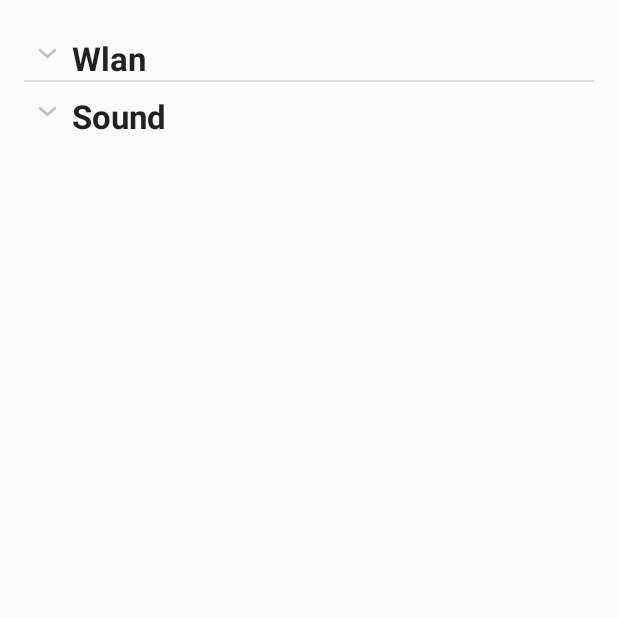
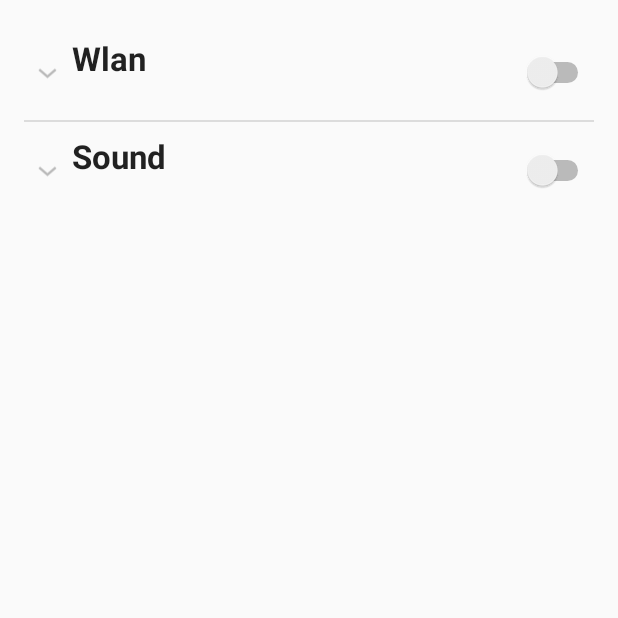
Before and after one commit to ofrendo/MobileAndroid, an Android app: the RuleAction screen opened directly, with no data from a screen before it, on a phone screen of 412 x 824 dp, the top half of it. Run offline under Robolectric (Android 15) with nearby library versions, the phone set to English and light mode, and no system bars.

```diff
--- a/app/src/main/java/org/dhbw/geo/ListView/Group.java
+++ b/app/src/main/java/org/dhbw/geo/ListView/Group.java
@@ -14,6 +14,7 @@ public class Group {
 
     public String string;
     public final List<Child> children = new ArrayList<Child>();
+    public boolean active;
 
 
     public Group(String string) {
@@ -22,6 +23,9 @@ public class Group {
     public void add(Child child){
         children.add(child);
     }
+    public void setActive (boolean active){
+        this.active = active;
+    }
 
 
 
--- a/app/src/main/java/org/dhbw/geo/ListView/MyExpandableListAdapter.java
+++ b/app/src/main/java/org/dhbw/geo/ListView/MyExpandableListAdapter.java
@@ -5,6 +5,7 @@ package org.dhbw.geo.ListView;
  */
 import android.app.Activity;
 import android.util.SparseArray;
+import android.view.Gravity;
 import android.view.LayoutInflater;
 import android.view.View;
 import android.view.View.OnClickListener;
@@ -13,7 +14,10 @@ import android.widget.BaseExpandableListAdapter;
 import android.widget.CheckBox;
 import android.widget.CheckedTextView;
 import android.widget.CompoundButton;
+import android.widget.ExpandableListView;
 import android.widget.LinearLayout;
+import android.widget.RelativeLayout;
+import android.widget.Switch;
 import android.widget.TextView;
 import android.widget.Toast;
 
@@ -89,6 +93,7 @@ public class MyExpandableListAdapter extends BaseExpandableListAdapter {
         return convertView;
     }
 
+
     @Override
     public int getChildrenCount(int groupPosition) {
         return groups.get(groupPosition).children.size();
@@ -120,15 +125,49 @@ public class MyExpandableListAdapter extends BaseExpandableListAdapter {
     }
 
     @Override
-    public View getGroupView(int groupPosition, boolean isExpanded,
-                             View convertView, ViewGroup parent) {
+    public View getGroupView(final int groupPosition, boolean isExpanded,
+                             View convertView, final ViewGroup parent) {
+        //get Group element
+        final Group group = (Group) getGroup(groupPosition);
+
         if (convertView == null) {
+            //inflate/create View
             convertView = inflater.inflate(R.layout.listrow_group, null);
+            RelativeLayout header = (RelativeLayout)convertView.findViewById(R.id.HeaderRow);
+            Switch switchObject = (Switch)convertView.findViewById(R.id.switch1);
+
+            switchObject.setOnCheckedChangeListener(new CompoundButton.OnCheckedChangeListener() {
+                @Override
+                public void onCheckedChanged(CompoundButton buttonView, boolean isChecked) {
+                    group.setActive(isChecked);
+                }
+            });
+
         }
-        Group group = (Group) getGroup(groupPosition);
+       /* Group group = (Group) getGroup(groupPosition);
         ((CheckedTextView) convertView).setText(group.string);
         ((CheckedTextView) convertView).setChecked(isExpanded);
+        return convertView; */
+
+
+        CheckedTextView text = (CheckedTextView)convertView.findViewById(R.id.textView1);
+
+        text.setText(group.string);
+        text.setChecked(isExpanded);
+        //because the header contains an additional clickable object we need to reasign an onclicklistener vor expanding/collapsing
+        text.setOnClickListener(new OnClickListener() {
+            @Override
+            public void onClick(View v) {
+                ExpandableListView list = (ExpandableListView) activity.findViewById(R.id.expandableListView);
+                if (list.isGroupExpanded(groupPosition)) {
+                    list.collapseGroup(groupPosition);
+                } else {
+                    list.expandGroup(groupPosition);
+                }
+            }
+        });
         return convertView;
+
     }
 
     @Override
@@ -138,6 +177,6 @@ public class MyExpandableListAdapter extends BaseExpandableListAdapter {
 
     @Override
     public boolean isChildSelectable(int groupPosition, int childPosition) {
-        return false;
+        return true;
     }
 }
--- a/app/src/main/java/org/dhbw/geo/hardware/HardwareController.java
+++ b/app/src/main/java/org/dhbw/geo/hardware/HardwareController.java
@@ -52,7 +52,6 @@ public class HardwareController {
     public void setStatus(int stream, boolean status) {
         AudioManager audioManager = (AudioManager) context.getSystemService(context.AUDIO_SERVICE);
         audioManager.setStreamMute(stream, status); //Set mute or unmute
-        audioManager.set
     }
 
 }
--- a/app/src/main/res/layout/listrow_group.xml
+++ b/app/src/main/res/layout/listrow_group.xml
@@ -1,13 +1,32 @@
 <?xml version="1.0" encoding="utf-8"?>
+<RelativeLayout xmlns:android="http://schemas.android.com/apk/res/android"
+    android:orientation="horizontal" android:layout_width="match_parent"
+    android:layout_height="match_parent"
+    android:id="@+id/HeaderRow">
+
     <CheckedTextView xmlns:android="http://schemas.android.com/apk/res/android"
         xmlns:tools="http://schemas.android.com/tools"
         android:id="@+id/textView1"
         android:layout_width="wrap_content"
         android:layout_height="?android:attr/listPreferredItemHeight"
-    android:layout_marginLeft="8dp"
         android:gravity="left"
         android:paddingLeft="32dp"
         android:paddingTop="8dp"
-    android:text="Test"
         android:textSize="@dimen/abc_text_size_large_material"
-    android:textStyle="bold" />
+        android:textStyle="bold"
+        android:layout_alignParentTop="true"
+        android:layout_alignParentLeft="true"
+        android:layout_alignParentStart="true"
+        android:text="test" />
+
+    <Switch
+        android:layout_width="wrap_content"
+        android:layout_height="wrap_content"
+        android:id="@+id/switch1"
+        android:layout_alignParentTop="true"
+        android:layout_alignParentRight="true"
+        android:layout_alignParentEnd="true"
+        android:layout_alignBottom="@+id/textView1" />
+
+
+</RelativeLayout>
```
Lines whose indentation alone changed are shown as unchanged.
